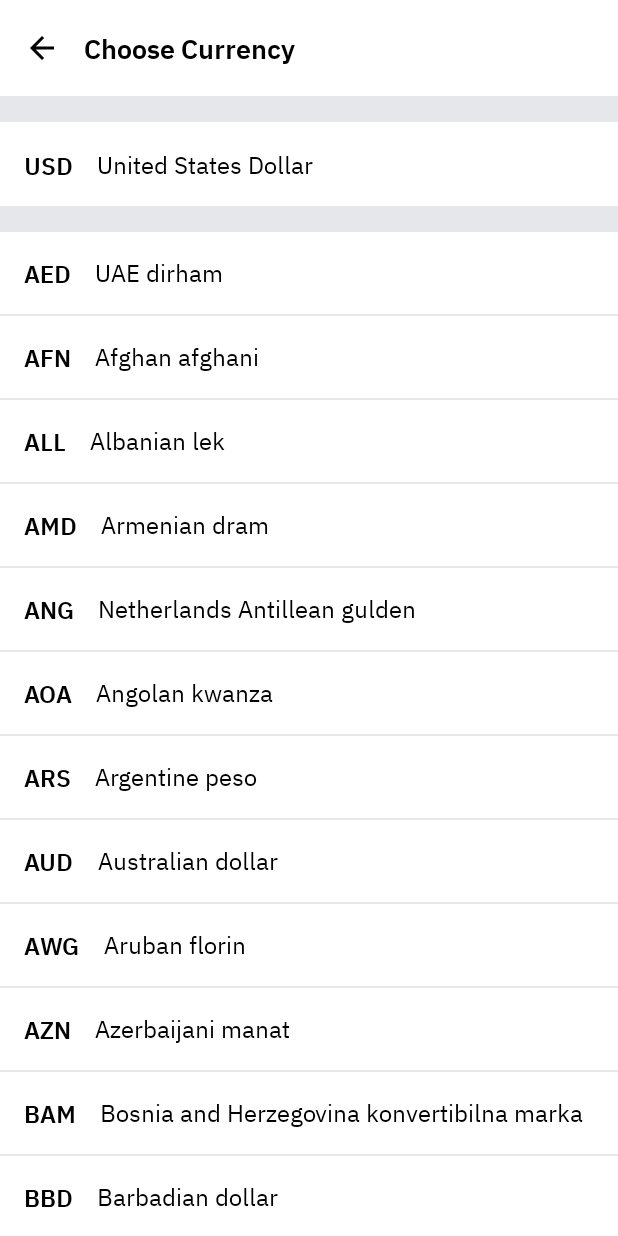
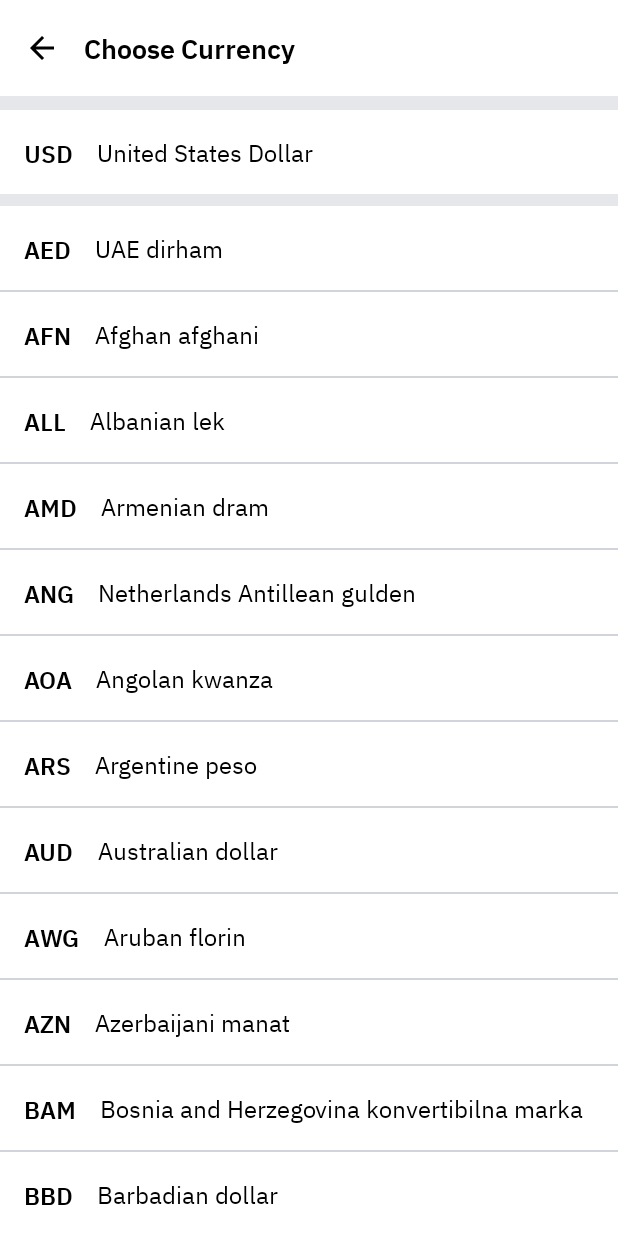
Before and after one commit to rktuhinbd/SplitExpense-GroupExpenseManager, an Android app: the CurrencyActivity screen opened directly, with no data from a screen before it, on a phone screen of 412 x 824 dp. Run offline under Robolectric (Android 15) with nearby library versions, the phone set to English and light mode, and no system bars.

Commit message:
* * * improvement * * * • dark theme color improvement

```diff
--- a/app/src/main/res/drawable/shape_edit_text.xml
+++ b/app/src/main/res/drawable/shape_edit_text.xml
@@ -6,7 +6,7 @@
 
     <stroke
         android:width="@dimen/_1dp"
-        android:color="@color/grey_400" />
+        android:color="@color/color_primary" />
 
     <corners android:radius="@dimen/_4dp" />
 
--- a/app/src/main/res/layout/activity_currency.xml
+++ b/app/src/main/res/layout/activity_currency.xml
@@ -15,7 +15,7 @@
     <androidx.appcompat.widget.LinearLayoutCompat
         android:layout_width="match_parent"
         android:layout_height="wrap_content"
-        android:layout_marginTop="@dimen/_16dp"
+        android:layout_marginTop="@dimen/_8dp"
         android:background="@color/window_background_color"
         android:orientation="vertical">
 
@@ -137,7 +137,7 @@
         android:id="@+id/currencyListRV"
         android:layout_width="match_parent"
         android:layout_height="wrap_content"
-        android:layout_marginTop="@dimen/_16dp"
+        android:layout_marginTop="@dimen/_8dp"
         android:orientation="vertical"
         app:layoutManager="androidx.recyclerview.widget.LinearLayoutManager"
         tools:itemCount="10"
--- a/app/src/main/res/layout/activity_get_started.xml
+++ b/app/src/main/res/layout/activity_get_started.xml
@@ -4,7 +4,7 @@
     xmlns:tools="http://schemas.android.com/tools"
     android:layout_width="match_parent"
     android:layout_height="match_parent"
-    android:background="@color/color_primary"
+    android:background="@color/window_primary_background_color"
     android:gravity="center"
     android:orientation="vertical"
     android:padding="@dimen/_24dp"
--- a/app/src/main/res/layout/activity_join_group.xml
+++ b/app/src/main/res/layout/activity_join_group.xml
@@ -39,7 +39,7 @@
         android:gravity="center"
         android:maxLength="6"
         android:hint="******"
-        app:hintTextColor="@color/text_color_secondary"
+        app:hintTextColor="@color/grey_400"
         app:layout_constraintEnd_toEndOf="parent"
         app:layout_constraintStart_toStartOf="parent"
         app:layout_constraintTop_toBottomOf="@+id/titleTV"
--- a/app/src/main/res/layout/rv_item_currency.xml
+++ b/app/src/main/res/layout/rv_item_currency.xml
@@ -60,9 +60,9 @@
         android:id="@+id/divider"
         android:layout_width="match_parent"
         android:layout_height="@dimen/_1dp"
-        android:background="@color/grey_200"
+        android:background="@color/grey_300"
         android:layout_alignParentStart="true"
         android:layout_alignParentEnd="true"
-        android:layout_below="@+id/currencyLayout"/>
+        android:layout_below="@+id/body"/>
 
 </RelativeLayout>
--- a/app/src/main/res/values-night/colors.xml
+++ b/app/src/main/res/values-night/colors.xml
@@ -1,18 +1,18 @@
 <?xml version="1.0" encoding="utf-8"?>
 <resources>
-    <!--    Primary Brand Color (Dark) -->
-    <color name="color_primary">#121212</color>
-    <color name="color_primary_variant">#070A10</color>
-    <color name="color_on_primary">#332940</color>
+    <color name="color_primary">#56B4B8</color>
+    <color name="color_primary_variant">#56B4B8</color>
+    <color name="color_on_primary">#A4F6AC</color>
 
     <!--    Secondary Brand Color (Dark) -->
     <color name="color_secondary">#FF7597</color>
     <color name="color_secondary_variant">#FF0266</color>
-    <color name="color_on_secondary">#332940</color>
+    <color name="color_on_secondary">#A4F6AC</color>
 
     <!--    Background color -->
     <color name="status_bar_color">#101112</color>
     <color name="window_background_color">#1B1B1D</color>
+    <color name="window_primary_background_color">#1B1B1D</color>
     <color name="dialog_background_color">#2D2E30</color>
     <color name="card_background_color">#1F2122</color>
     <color name="drawer_background_color">#232429</color>
--- a/app/src/main/res/values/colors.xml
+++ b/app/src/main/res/values/colors.xml
@@ -13,6 +13,7 @@
     <!--    Background color -->
     <color name="status_bar_color">#56B4B8</color>
     <color name="window_background_color">#FFFFFF</color>
+    <color name="window_primary_background_color">#56B4B8</color>
     <color name="dialog_background_color">#FFFFFF</color>
     <color name="card_background_color">#FFFFFF</color>
     <color name="drawer_background_color">#FFFFFF</color>
```
Also changed, not shown: app/src/main/res/layout/activity_create_group.xml (+2 -9 lines), app/src/main/res/values/themes.xml (+12 -0 lines).
